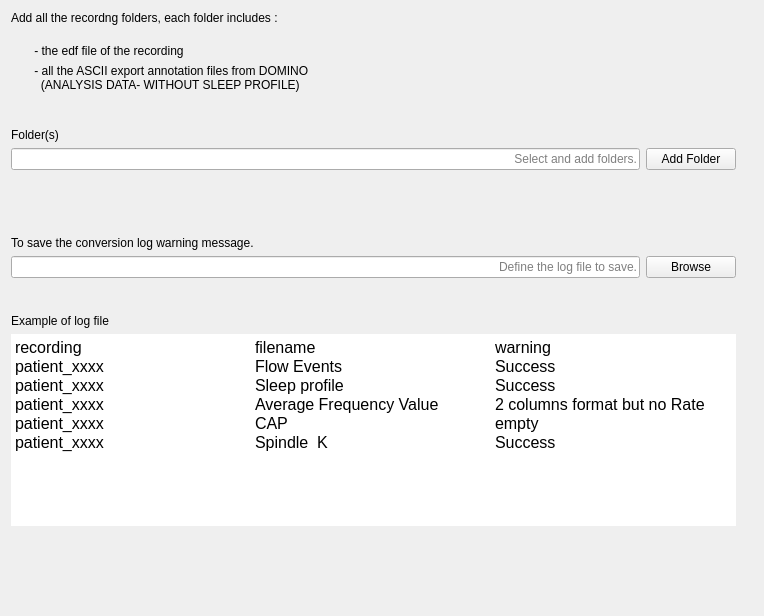
Old version of the form modules/CEAMSModules/DominoConverter/Ui_DominoConverterSettingsView.ui in the repository SnoozToolbox/snooz-package-ceams.
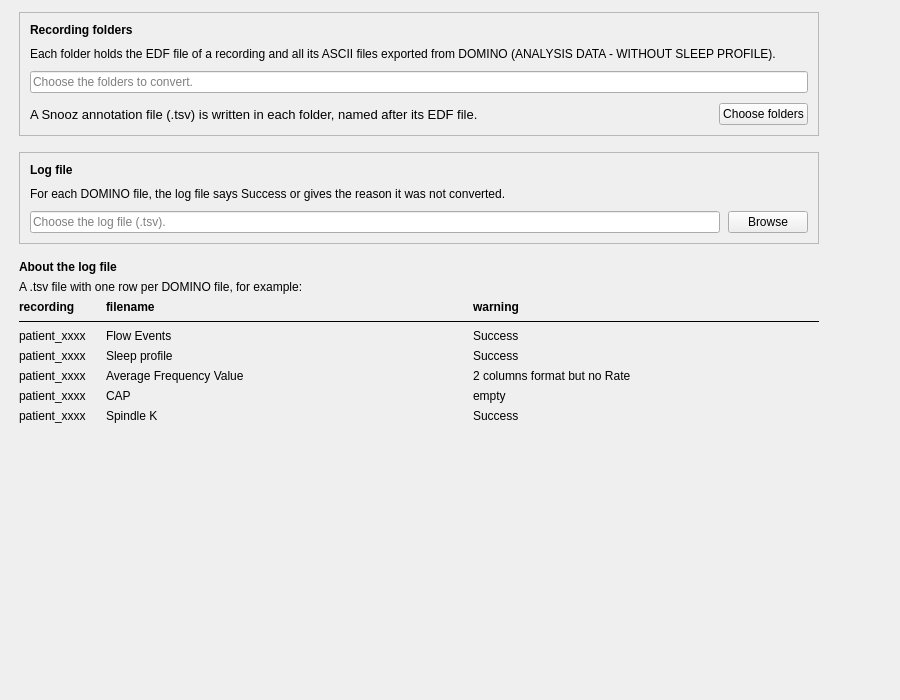
New version of the form.

Commit message: Convert Annotations from DOMINOScreen: redesigned pages (tool 2.2.2)

Patch:
```diff
--- a/modules/CEAMSModules/DominoConverter/Ui_DominoConverterSettingsView.ui
+++ b/modules/CEAMSModules/DominoConverter/Ui_DominoConverterSettingsView.ui
@@ -6,269 +6,580 @@
    <rect>
     <x>0</x>
     <y>0</y>
-    <width>764</width>
-    <height>616</height>
+    <width>900</width>
+    <height>700</height>
    </rect>
   </property>
   <property name="windowTitle">
    <string>Form</string>
   </property>
-  <layout class="QHBoxLayout" name="horizontalLayout_4">
+  <layout class="QVBoxLayout" name="verticalLayout">
+   <property name="leftMargin">
+    <number>19</number>
+   </property>
+   <property name="topMargin">
+    <number>12</number>
+   </property>
+   <property name="rightMargin">
+    <number>19</number>
+   </property>
+   <property name="bottomMargin">
+    <number>12</number>
+   </property>
    <item>
-    <layout class="QVBoxLayout" name="verticalLayout_3">
+    <layout class="QHBoxLayout" name="content_row" stretch="1,0">
+     <property name="leftMargin">
+      <number>0</number>
+     </property>
+     <property name="topMargin">
+      <number>0</number>
+     </property>
+     <property name="rightMargin">
+      <number>0</number>
+     </property>
+     <property name="bottomMargin">
+      <number>0</number>
+     </property>
      <item>
-      <widget class="QLabel" name="label">
-       <property name="text">
-        <string>Add all the recordng folders, each folder includes :</string>
-       </property>
-      </widget>
-     </item>
-     <item>
-      <spacer name="verticalSpacer_3">
-       <property name="orientation">
-        <enum>Qt::Orientation::Vertical</enum>
-       </property>
-       <property name="sizeType">
-        <enum>QSizePolicy::Policy::Fixed</enum>
-       </property>
-       <property name="sizeHint" stdset="0">
+      <widget class="QWidget" name="content_widget" native="true">
+       <property name="maximumSize">
         <size>
-         <width>20</width>
-         <height>13</height>
+         <width>800</width>
+         <height>16777215</height>
         </size>
        </property>
-      </spacer>
-     </item>
-     <item>
-      <layout class="QHBoxLayout" name="horizontalLayout_2">
-       <item>
-        <spacer name="horizontalSpacer">
-         <property name="orientation">
-          <enum>Qt::Orientation::Horizontal</enum>
-         </property>
-         <property name="sizeType">
-          <enum>QSizePolicy::Policy::Fixed</enum>
-         </property>
-         <property name="sizeHint" stdset="0">
-          <size>
-           <width>20</width>
-           <height>20</height>
-          </size>
-         </property>
-        </spacer>
-       </item>
-       <item>
-        <layout class="QVBoxLayout" name="verticalLayout">
-         <item>
-          <widget class="QLabel" name="label_2">
-           <property name="text">
-            <string> - the edf file of the recording</string>
+       <layout class="QVBoxLayout" name="content_layout">
+        <property name="spacing">
+         <number>16</number>
+        </property>
+        <property name="leftMargin">
+         <number>0</number>
+        </property>
+        <property name="topMargin">
+         <number>0</number>
+        </property>
+        <property name="rightMargin">
+         <number>0</number>
+        </property>
+        <property name="bottomMargin">
+         <number>0</number>
+        </property>
+        <item>
+         <widget class="QFrame" name="folders_card">
+          <property name="frameShape">
+           <enum>QFrame::Shape::StyledPanel</enum>
+          </property>
+          <property name="frameShadow">
+           <enum>QFrame::Shadow::Raised</enum>
+          </property>
+          <layout class="QVBoxLayout" name="folders_card_layout">
+           <property name="spacing">
+            <number>10</number>
            </property>
-          </widget>
-         </item>
-         <item>
-          <widget class="QLabel" name="label_3">
-           <property name="maximumSize">
-            <size>
-             <width>1000</width>
-             <height>16777215</height>
-            </size>
+           <property name="leftMargin">
+            <number>10</number>
            </property>
-           <property name="text">
-            <string> - all the ASCII export annotation files from DOMINO
-   (ANALYSIS DATA- WITHOUT SLEEP PROFILE)</string>
+           <property name="topMargin">
+            <number>10</number>
            </property>
-          </widget>
-         </item>
-        </layout>
-       </item>
-      </layout>
-     </item>
-     <item>
-      <spacer name="verticalSpacer_2">
-       <property name="orientation">
-        <enum>Qt::Orientation::Vertical</enum>
-       </property>
-       <property name="sizeType">
-        <enum>QSizePolicy::Policy::Fixed</enum>
-       </property>
-       <property name="sizeHint" stdset="0">
-        <size>
-         <width>20</width>
-         <height>30</height>
-        </size>
-       </property>
-      </spacer>
-     </item>
-     <item>
-      <widget class="QLabel" name="folders_label">
-       <property name="text">
-        <string>Folder(s)</string>
-       </property>
-      </widget>
-     </item>
-     <item>
-      <layout class="QHBoxLayout" name="horizontalLayout">
-       <item>
-        <widget class="QLineEdit" name="folders_lineedit">
-         <property name="maximumSize">
-          <size>
-           <width>1000</width>
-           <height>16777215</height>
-          </size>
-         </property>
-         <property name="alignment">
-          <set>Qt::AlignmentFlag::AlignRight|Qt::AlignmentFlag::AlignTrailing|Qt::AlignmentFlag::AlignVCenter</set>
-         </property>
-         <property name="placeholderText">
-          <string>Select and add folders.</string>
-         </property>
-        </widget>
-       </item>
-       <item>
-        <widget class="QPushButton" name="pushButton_add_folder">
-         <property name="minimumSize">
-          <size>
-           <width>90</width>
-           <height>0</height>
-          </size>
-         </property>
-         <property name="text">
-          <string>Add Folder</string>
-         </property>
-        </widget>
-       </item>
-      </layout>
-     </item>
-     <item>
-      <spacer name="verticalSpacer_4">
-       <property name="orientation">
-        <enum>Qt::Orientation::Vertical</enum>
-       </property>
-       <property name="sizeType">
-        <enum>QSizePolicy::Policy::Fixed</enum>
-       </property>
-       <property name="sizeHint" stdset="0">
-        <size>
-         <width>20</width>
-         <height>60</height>
-        </size>
-       </property>
-      </spacer>
-     </item>
-     <item>
-      <layout class="QVBoxLayout" name="verticalLayout_2">
-       <item>
-        <widget class="QLabel" name="label_4">
-         <property name="text">
-          <string>To save the conversion log warning message.</string>
-         </property>
-        </widget>
-       </item>
-       <item>
-        <layout class="QHBoxLayout" name="horizontalLayout_3">
-         <item>
-          <widget class="QLineEdit" name="lineEdit_logfilename">
-           <property name="alignment">
-            <set>Qt::AlignmentFlag::AlignRight|Qt::AlignmentFlag::AlignTrailing|Qt::AlignmentFlag::AlignVCenter</set>
+           <property name="rightMargin">
+            <number>10</number>
            </property>
-           <property name="placeholderText">
-            <string>Define the log file to save.</string>
+           <property name="bottomMargin">
+            <number>10</number>
            </property>
-          </widget>
-         </item>
-         <item>
-          <widget class="QPushButton" name="pushButton_browse_log">
-           <property name="minimumSize">
-            <size>
-             <width>90</width>
-             <height>0</height>
-            </size>
+           <item>
+            <widget class="QLabel" name="folders_label">
+             <property name="font">
+              <font>
+               <bold>true</bold>
+              </font>
+             </property>
+             <property name="text">
+              <string>Recording folders</string>
+             </property>
+            </widget>
+           </item>
+           <item>
+            <widget class="QLabel" name="folders_help_label">
+             <property name="text">
+              <string>Each folder holds the EDF file of a recording and all its ASCII files exported from DOMINO (ANALYSIS DATA - WITHOUT SLEEP PROFILE).</string>
+             </property>
+             <property name="wordWrap">
+              <bool>true</bool>
+             </property>
+             <property name="variant" stdset="0">
+              <string notr="true">help</string>
+             </property>
+            </widget>
+           </item>
+           <item>
+            <widget class="QLineEdit" name="folders_lineedit">
+             <property name="placeholderText">
+              <string>Choose the folders to convert.</string>
+             </property>
+            </widget>
+           </item>
+           <item>
+            <layout class="QHBoxLayout" name="folders_buttons_layout" stretch="1,0">
+             <property name="spacing">
+              <number>8</number>
+             </property>
+             <item>
+              <widget class="QLabel" name="folders_output_label">
+               <property name="font">
+                <font>
+                 <pointsize>10</pointsize>
+                </font>
+               </property>
+               <property name="text">
+                <string>A Snooz annotation file (.tsv) is written in each folder, named after its EDF file.</string>
+               </property>
+               <property name="wordWrap">
+                <bool>true</bool>
+               </property>
+               <property name="variant" stdset="0">
+                <string notr="true">help</string>
+               </property>
+              </widget>
+             </item>
+             <item>
+              <widget class="QPushButton" name="pushButton_add_folder">
+               <property name="text">
+                <string>Choose folders</string>
+               </property>
+              </widget>
+             </item>
+            </layout>
+           </item>
+          </layout>
+         </widget>
+        </item>
+        <item>
+         <widget class="QFrame" name="log_card">
+          <property name="frameShape">
+           <enum>QFrame::Shape::StyledPanel</enum>
+          </property>
+          <property name="frameShadow">
+           <enum>QFrame::Shadow::Raised</enum>
+          </property>
+          <layout class="QVBoxLayout" name="log_card_layout">
+           <property name="spacing">
+            <number>10</number>
            </property>
-           <property name="text">
-            <string>Browse</string>
+           <property name="leftMargin">
+            <number>10</number>
            </property>
-          </widget>
-         </item>
-        </layout>
-       </item>
-      </layout>
-     </item>
-     <item>
-      <spacer name="verticalSpacer_5">
-       <property name="orientation">
-        <enum>Qt::Orientation::Vertical</enum>
-       </property>
-       <property name="sizeType">
-        <enum>QSizePolicy::Policy::Fixed</enum>
-       </property>
-       <property name="sizeHint" stdset="0">
-        <size>
-         <width>20</width>
-         <height>30</height>
-        </size>
-       </property>
-      </spacer>
-     </item>
-     <item>
-      <widget class="QLabel" name="label_5">
-       <property name="text">
-        <string>Example of log file</string>
-       </property>
+           <property name="topMargin">
+            <number>10</number>
+           </property>
+           <property name="rightMargin">
+            <number>10</number>
+           </property>
+           <property name="bottomMargin">
+            <number>10</number>
+           </property>
+           <item>
+            <widget class="QLabel" name="log_title_label">
+             <property name="font">
+              <font>
+               <bold>true</bold>
+              </font>
+             </property>
+             <property name="text">
+              <string>Log file</string>
+             </property>
+            </widget>
+           </item>
+           <item>
+            <widget class="QLabel" name="label_4">
+             <property name="text">
+              <string>For each DOMINO file, the log file says Success or gives the reason it was not converted.</string>
+             </property>
+             <property name="wordWrap">
+              <bool>true</bool>
+             </property>
+             <property name="variant" stdset="0">
+              <string notr="true">help</string>
+             </property>
+            </widget>
+           </item>
+           <item>
+            <layout class="QHBoxLayout" name="log_layout">
+             <property name="spacing">
+              <number>8</number>
+             </property>
+             <item>
+              <widget class="QLineEdit" name="lineEdit_logfilename">
+               <property name="placeholderText">
+                <string>Choose the log file (.tsv).</string>
+               </property>
+              </widget>
+             </item>
+             <item>
+              <widget class="QPushButton" name="pushButton_browse_log">
+               <property name="text">
+                <string>Browse</string>
+               </property>
+              </widget>
+             </item>
+            </layout>
+           </item>
+          </layout>
+         </widget>
+        </item>
+        <item>
+         <layout class="QVBoxLayout" name="about_log_layout">
+          <property name="spacing">
+           <number>6</number>
+          </property>
+          <item>
+           <widget class="QLabel" name="about_log_title_label">
+            <property name="font">
+             <font>
+              <bold>true</bold>
+             </font>
+            </property>
+            <property name="text">
+             <string>About the log file</string>
+            </property>
+           </widget>
+          </item>
+          <item>
+           <widget class="QLabel" name="about_log_label">
+            <property name="text">
+             <string>A .tsv file with one row per DOMINO file, for example:</string>
+            </property>
+            <property name="wordWrap">
+             <bool>true</bool>
+            </property>
+            <property name="variant" stdset="0">
+             <string notr="true">help</string>
+            </property>
+           </widget>
+          </item>
+          <item>
+           <layout class="QGridLayout" name="log_table" columnstretch="0,1,1">
+            <property name="horizontalSpacing">
+             <number>20</number>
+            </property>
+            <property name="verticalSpacing">
+             <number>6</number>
+            </property>
+            <item row="0" column="0">
+             <widget class="QLabel" name="log_table_header_0">
+              <property name="text">
+               <string>&lt;b&gt;recording&lt;/b&gt;</string>
+              </property>
+              <property name="textFormat">
+               <enum>Qt::TextFormat::RichText</enum>
+              </property>
+              <property name="wordWrap">
+               <bool>true</bool>
+              </property>
+              <property name="alignment">
+               <set>Qt::AlignmentFlag::AlignLeading|Qt::AlignmentFlag::AlignLeft|Qt::AlignmentFlag::AlignTop</set>
+              </property>
+             </widget>
+            </item>
+            <item row="0" column="1">
+             <widget class="QLabel" name="log_table_header_1">
+              <property name="text">
+               <string>&lt;b&gt;filename&lt;/b&gt;</string>
+              </property>
+              <property name="textFormat">
+               <enum>Qt::TextFormat::RichText</enum>
+              </property>
+              <property name="wordWrap">
+               <bool>true</bool>
+              </property>
+              <property name="alignment">
+               <set>Qt::AlignmentFlag::AlignLeading|Qt::AlignmentFlag::AlignLeft|Qt::AlignmentFlag::AlignTop</set>
+              </property>
+             </widget>
+            </item>
+            <item row="0" column="2">
+             <widget class="QLabel" name="log_table_header_2">
+              <property name="text">
+               <string>&lt;b&gt;warning&lt;/b&gt;</string>
+              </property>
+              <property name="textFormat">
+               <enum>Qt::TextFormat::RichText</enum>
+              </property>
+              <property name="wordWrap">
+               <bool>true</bool>
+              </property>
+              <property name="alignment">
+               <set>Qt::AlignmentFlag::AlignLeading|Qt::AlignmentFlag::AlignLeft|Qt::AlignmentFlag::AlignTop</set>
+              </property>
+             </widget>
+            </item>
+            <item row="1" column="0" rowspan="1" colspan="3">
+             <widget class="QFrame" name="log_table_line">
+              <property name="frameShape">
+               <enum>QFrame::Shape::HLine</enum>
+              </property>
+              <property name="frameShadow">
+               <enum>QFrame::Shadow::Plain</enum>
+              </property>
+             </widget>
+            </item>
+            <item row="2" column="0">
+             <widget class="QLabel" name="log_table_1_0">
+              <property name="text">
+               <string>patient_xxxx</string>
+              </property>
+              <property name="wordWrap">
+               <bool>true</bool>
+              </property>
+              <property name="variant" stdset="0">
+               <string notr="true">help</string>
+              </property>
+              <property name="alignment">
+               <set>Qt::AlignmentFlag::AlignLeading|Qt::AlignmentFlag::AlignLeft|Qt::AlignmentFlag::AlignTop</set>
+              </property>
+             </widget>
+            </item>
+            <item row="2" column="1">
+             <widget class="QLabel" name="log_table_1_1">
+              <property name="text">
+               <string>Flow Events</string>
+              </property>
+              <property name="wordWrap">
+               <bool>true</bool>
+              </property>
+              <property name="variant" stdset="0">
+               <string notr="true">help</string>
+              </property>
+              <property name="alignment">
+               <set>Qt::AlignmentFlag::AlignLeading|Qt::AlignmentFlag::AlignLeft|Qt::AlignmentFlag::AlignTop</set>
+              </property>
+             </widget>
+            </item>
+            <item row="2" column="2">
+             <widget class="QLabel" name="log_table_1_2">
+              <property name="text">
+               <string>Success</string>
+              </property>
+              <property name="wordWrap">
+               <bool>true</bool>
+              </property>
+              <property name="variant" stdset="0">
+               <string notr="true">help</string>
+              </property>
+              <property name="alignment">
+               <set>Qt::AlignmentFlag::AlignLeading|Qt::AlignmentFlag::AlignLeft|Qt::AlignmentFlag::AlignTop</set>
+              </property>
+             </widget>
+            </item>
+            <item row="3" column="0">
+             <widget class="QLabel" name="log_table_2_0">
+              <property name="text">
+               <string>patient_xxxx</string>
+              </property>
+              <property name="wordWrap">
+               <bool>true</bool>
+              </property>
+              <property name="variant" stdset="0">
+               <string notr="true">help</string>
+              </property>
+              <property name="alignment">
+               <set>Qt::AlignmentFlag::AlignLeading|Qt::AlignmentFlag::AlignLeft|Qt::AlignmentFlag::AlignTop</set>
+              </property>
+             </widget>
+            </item>
+            <item row="3" column="1">
+             <widget class="QLabel" name="log_table_2_1">
+              <property name="text">
+               <string>Sleep profile</string>
+              </property>
+              <property name="wordWrap">
+               <bool>true</bool>
+              </property>
+              <property name="variant" stdset="0">
+               <string notr="true">help</string>
+              </property>
+              <property name="alignment">
+               <set>Qt::AlignmentFlag::AlignLeading|Qt::AlignmentFlag::AlignLeft|Qt::AlignmentFlag::AlignTop</set>
+              </property>
+             </widget>
+            </item>
+            <item row="3" column="2">
+             <widget class="QLabel" name="log_table_2_2">
+              <property name="text">
+               <string>Success</string>
+              </property>
+              <property name="wordWrap">
+               <bool>true</bool>
+              </property>
+              <property name="variant" stdset="0">
+               <string notr="true">help</string>
+              </property>
+              <property name="alignment">
+               <set>Qt::AlignmentFlag::AlignLeading|Qt::AlignmentFlag::AlignLeft|Qt::AlignmentFlag::AlignTop</set>
+              </property>
+             </widget>
+            </item>
+            <item row="4" column="0">
+             <widget class="QLabel" name="log_table_3_0">
+              <property name="text">
+               <string>patient_xxxx</string>
+              </property>
+              <property name="wordWrap">
+               <bool>true</bool>
+              </property>
+              <property name="variant" stdset="0">
+               <string notr="true">help</string>
+              </property>
+              <property name="alignment">
+               <set>Qt::AlignmentFlag::AlignLeading|Qt::AlignmentFlag::AlignLeft|Qt::AlignmentFlag::AlignTop</set>
+              </property>
+             </widget>
+            </item>
+            <item row="4" column="1">
+             <widget class="QLabel" name="log_table_3_1">
+              <property name="text">
+               <string>Average Frequency Value</string>
+              </property>
+              <property name="wordWrap">
+               <bool>true</bool>
+              </property>
+              <property name="variant" stdset="0">
+               <string notr="true">help</string>
+              </property>
+              <property name="alignment">
+               <set>Qt::AlignmentFlag::AlignLeading|Qt::AlignmentFlag::AlignLeft|Qt::AlignmentFlag::AlignTop</set>
+              </property>
+             </widget>
+            </item>
+            <item row="4" column="2">
+             <widget class="QLabel" name="log_table_3_2">
+              <property name="text">
+               <string>2 columns format but no Rate</string>
+              </property>
+              <property name="wordWrap">
+               <bool>true</bool>
+              </property>
+              <property name="variant" stdset="0">
+               <string notr="true">help</string>
+              </property>
+              <property name="alignment">
+               <set>Qt::AlignmentFlag::AlignLeading|Qt::AlignmentFlag::AlignLeft|Qt::AlignmentFlag::AlignTop</set>
+              </property>
+             </widget>
+            </item>
+            <item row="5" column="0">
+             <widget class="QLabel" name="log_table_4_0">
+              <property name="text">
+               <string>patient_xxxx</string>
+              </property>
+              <property name="wordWrap">
+               <bool>true</bool>
+              </property>
+              <property name="variant" stdset="0">
+               <string notr="true">help</string>
+              </property>
+              <property name="alignment">
+               <set>Qt::AlignmentFlag::AlignLeading|Qt::AlignmentFlag::AlignLeft|Qt::AlignmentFlag::AlignTop</set>
+              </property>
+             </widget>
+            </item>
+            <item row="5" column="1">
+             <widget class="QLabel" name="log_table_4_1">
+              <property name="text">
+               <string>CAP</string>
+              </property>
+              <property name="wordWrap">
+               <bool>true</bool>
+              </property>
+              <property name="variant" stdset="0">
+               <string notr="true">help</string>
+              </property>
+              <property name="alignment">
+               <set>Qt::AlignmentFlag::AlignLeading|Qt::AlignmentFlag::AlignLeft|Qt::AlignmentFlag::AlignTop</set>
+              </property>
+             </widget>
+            </item>
+            <item row="5" column="2">
+             <widget class="QLabel" name="log_table_4_2">
+              <property name="text">
+               <string>empty</string>
+              </property>
+              <property name="wordWrap">
+               <bool>true</bool>
+              </property>
+              <property name="variant" stdset="0">
+               <string notr="true">help</string>
+              </property>
+              <property name="alignment">
+               <set>Qt::AlignmentFlag::AlignLeading|Qt::AlignmentFlag::AlignLeft|Qt::AlignmentFlag::AlignTop</set>
+              </property>
+             </widget>
+            </item>
+            <item row="6" column="0">
+             <widget class="QLabel" name="log_table_5_0">
+              <property name="text">
+               <string>patient_xxxx</string>
+              </property>
+              <property name="wordWrap">
+               <bool>true</bool>
+              </property>
+              <property name="variant" stdset="0">
+               <string notr="true">help</string>
+              </property>
+              <property name="alignment">
+               <set>Qt::AlignmentFlag::AlignLeading|Qt::AlignmentFlag::AlignLeft|Qt::AlignmentFlag::AlignTop</set>
+              </property>
+             </widget>
+            </item>
+            <item row="6" column="1">
+             <widget class="QLabel" name="log_table_5_1">
+              <property name="text">
+               <string>Spindle K</string>
+              </property>
+              <property name="wordWrap">
+               <bool>true</bool>
+              </property>
+              <property name="variant" stdset="0">
+               <string notr="true">help</string>
+              </property>
+              <property name="alignment">
+               <set>Qt::AlignmentFlag::AlignLeading|Qt::AlignmentFlag::AlignLeft|Qt::AlignmentFlag::AlignTop</set>
+              </property>
+             </widget>
+            </item>
+            <item row="6" column="2">
+             <widget class="QLabel" name="log_table_5_2">
+              <property name="text">
+               <string>Success</string>
+              </property>
+              <property name="wordWrap">
+               <bool>true</bool>
+              </property>
+              <property name="variant" stdset="0">
+               <string notr="true">help</string>
+              </property>
+              <property name="alignment">
+               <set>Qt::AlignmentFlag::AlignLeading|Qt::AlignmentFlag::AlignLeft|Qt::AlignmentFlag::AlignTop</set>
+              </property>
+             </widget>
+            </item>
+           </layout>
+          </item>
+         </layout>
+        </item>
+       </layout>
       </widget>
      </item>
      <item>
-      <widget class="QTextEdit" name="textEdit">
-       <property name="minimumSize">
-        <size>
-         <width>725</width>
-         <height>0</height>
-        </size>
-       </property>
-       <property name="frameShape">
-        <enum>QFrame::Shape::NoFrame</enum>
-       </property>
-       <property name="verticalScrollBarPolicy">
-        <enum>Qt::ScrollBarPolicy::ScrollBarAlwaysOff</enum>
-       </property>
-       <property name="horizontalScrollBarPolicy">
-        <enum>Qt::ScrollBarPolicy::ScrollBarAlwaysOff</enum>
-       </property>
-       <property name="sizeAdjustPolicy">
-        <enum>QAbstractScrollArea::SizeAdjustPolicy::AdjustIgnored</enum>
-       </property>
-       <property name="lineWrapColumnOrWidth">
-        <number>0</number>
-       </property>
-       <property name="readOnly">
-        <bool>true</bool>
-       </property>
-       <property name="html">
-        <string>&lt;!DOCTYPE HTML PUBLIC &quot;-//W3C//DTD HTML 4.0//EN&quot; &quot;http://www.w3.org/TR/REC-html40/strict.dtd&quot;&gt;
-&lt;html&gt;&lt;head&gt;&lt;meta name=&quot;qrichtext&quot; content=&quot;1&quot; /&gt;&lt;meta charset=&quot;utf-8&quot; /&gt;&lt;style type=&quot;text/css&quot;&gt;
-p, li { white-space: pre-wrap; }
-hr { height: 1px; border-width: 0; }
-li.unchecked::marker { content: &quot;\2610&quot;; }
-li.checked::marker { content: &quot;\2612&quot;; }
-&lt;/style&gt;&lt;/head&gt;&lt;body style=&quot; font-size:12pt; font-weight:400; font-style:normal;&quot;&gt;
-&lt;p style=&quot; margin-top:0px; margin-bottom:0px; margin-left:0px; margin-right:0px; -qt-block-indent:0; text-indent:0px;&quot;&gt;recording			filename			warning&lt;/p&gt;
-&lt;p style=&quot; margin-top:0px; margin-bottom:0px; margin-left:0px; margin-right:0px; -qt-block-indent:0; text-indent:0px;&quot;&gt;patient_xxxx		Flow Events		Success&lt;/p&gt;
-&lt;p style=&quot; margin-top:0px; margin-bottom:0px; margin-left:0px; margin-right:0px; -qt-block-indent:0; text-indent:0px;&quot;&gt;patient_xxxx		Sleep profile		Success&lt;/p&gt;
-&lt;p style=&quot; margin-top:0px; margin-bottom:0px; margin-left:0px; margin-right:0px; -qt-block-indent:0; text-indent:0px;&quot;&gt;patient_xxxx		Average Frequency Value 	2 columns format but no Rate&lt;/p&gt;
-&lt;p style=&quot; margin-top:0px; margin-bottom:0px; margin-left:0px; margin-right:0px; -qt-block-indent:0; text-indent:0px;&quot;&gt;patient_xxxx		CAP			empty&lt;/p&gt;
-&lt;p style=&quot; margin-top:0px; margin-bottom:0px; margin-left:0px; margin-right:0px; -qt-block-indent:0; text-indent:0px;&quot;&gt;patient_xxxx		Spindle  K			Success&lt;/p&gt;&lt;/body&gt;&lt;/html&gt;</string>
-       </property>
-      </widget>
-     </item>
-     <item>
-      <spacer name="verticalSpacer_6">
+      <spacer name="content_spacer">
        <property name="orientation">
-        <enum>Qt::Orientation::Vertical</enum>
+        <enum>Qt::Orientation::Horizontal</enum>
        </property>
        <property name="sizeHint" stdset="0">
         <size>
-         <width>20</width>
-         <height>0</height>
+         <width>40</width>
+         <height>20</height>
         </size>
        </property>
       </spacer>
@@ -276,13 +587,13 @@
     </layout>
    </item>
    <item>
-    <spacer name="horizontalSpacer_2">
+    <spacer name="verticalSpacer">
      <property name="orientation">
-      <enum>Qt::Orientation::Horizontal</enum>
+      <enum>Qt::Orientation::Vertical</enum>
      </property>
      <property name="sizeHint" stdset="0">
       <size>
-       <width>32</width>
+       <width>40</width>
        <height>20</height>
       </size>
      </property>
```
Left out of the diff: 4 changed lines with no effect on the pictures. The commit also changes 6 other files.
